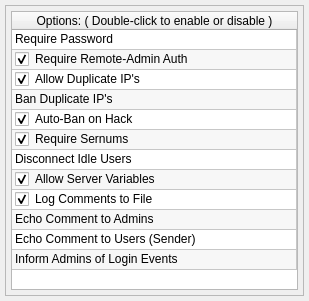
First picture: the form in ui/settings.ui, repository StarixWoS/ReMix, before the edit.
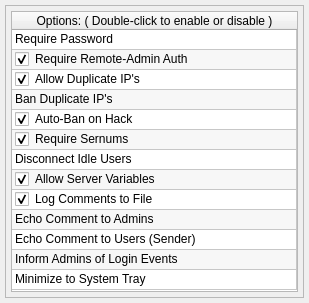
Second picture: the form after the edit.

Commit message:
Fix: Missing SystemTray icon. (Thanks to Sakuya GS3415.) Fix: SettingsDialog checkboxes not activating settings. (Thanks to Sakuya GS3415.)
Change: Add option to prevent minimizing to the SystemTray. (Sakuya GS3415's suggestion.)
Change: Add new resource file related to the SystemTray icon. (Now also a PNG.)

```diff
--- a/ui/settings.ui
+++ b/ui/settings.ui
@@ -7,7 +7,7 @@
     <x>0</x>
     <y>0</y>
     <width>309</width>
-    <height>301</height>
+    <height>303</height>
    </rect>
   </property>
   <property name="sizePolicy">
@@ -154,6 +154,11 @@
           <string>11</string>
          </property>
         </row>
+        <row>
+         <property name="text">
+          <string>12</string>
+         </property>
+        </row>
         <column>
          <property name="text">
           <string>Options: ( Double-click to enable or disable )</string>
@@ -190,9 +195,6 @@
          <property name="checkState">
           <enum>Unchecked</enum>
          </property>
-         <property name="flags">
-          <set>ItemIsSelectable|ItemIsDragEnabled|ItemIsUserCheckable|ItemIsEnabled|ItemIsTristate</set>
-         </property>
         </item>
         <item row="4" column="0">
          <property name="text">
@@ -258,6 +260,14 @@
           <enum>Unchecked</enum>
          </property>
         </item>
+        <item row="12" column="0">
+         <property name="text">
+          <string>Minimize to System Tray</string>
+         </property>
+         <property name="checkState">
+          <enum>Unchecked</enum>
+         </property>
+        </item>
        </widget>
       </item>
      </layout>
```
The commit also changes 9 other files.
